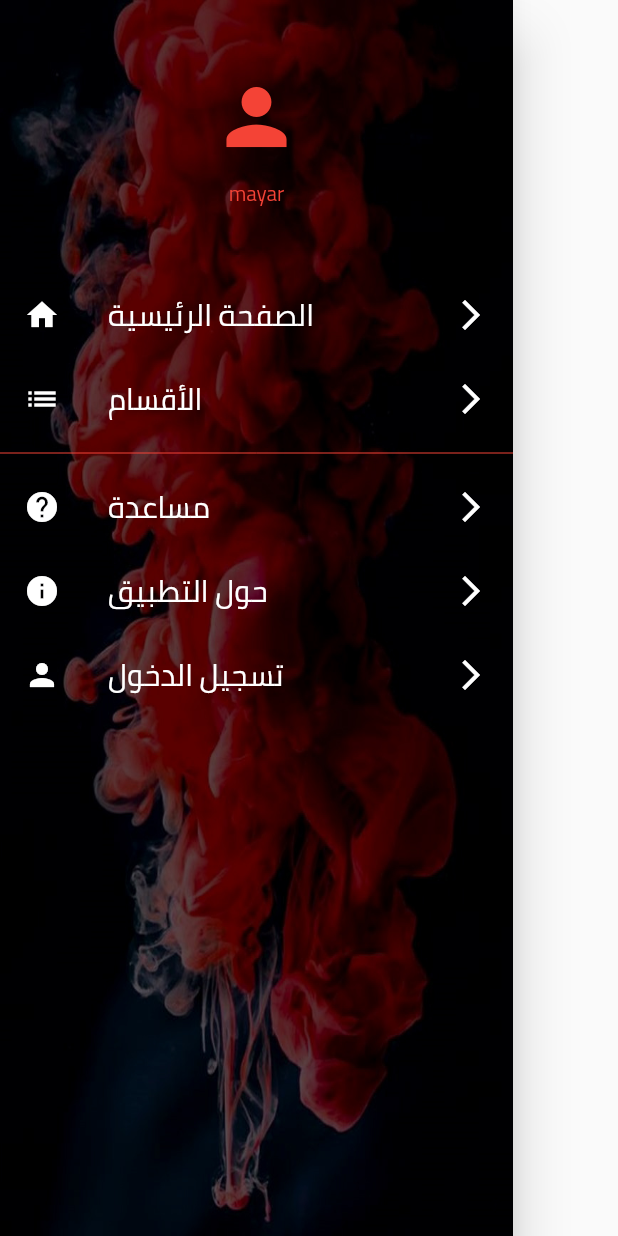
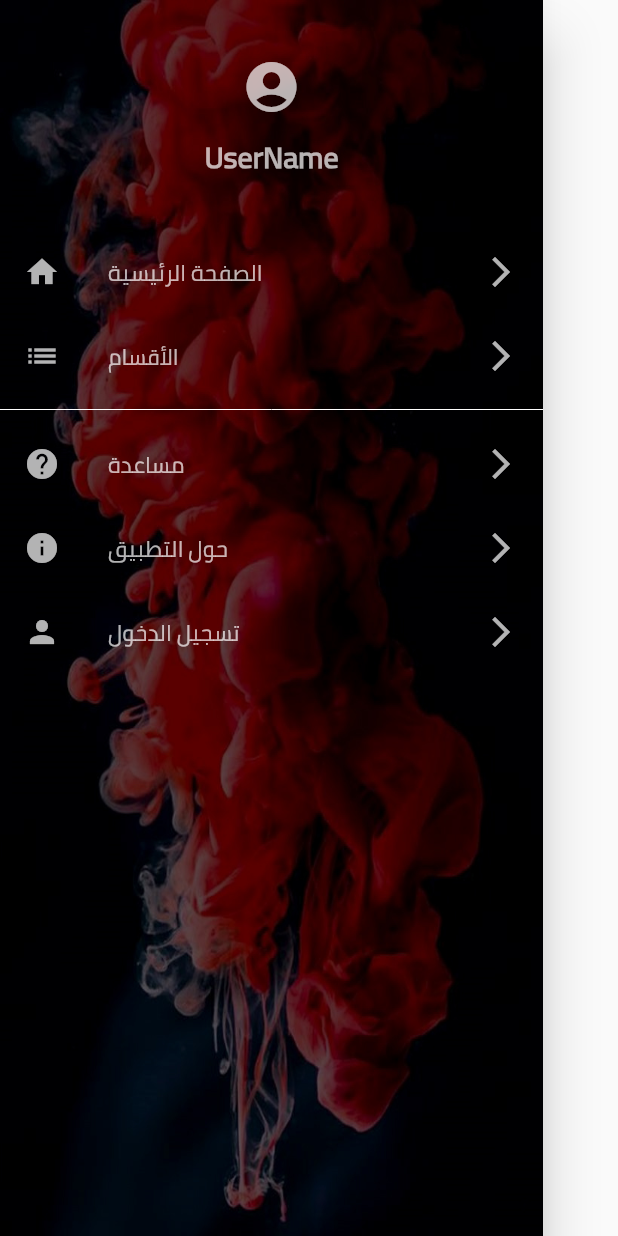
Before and after one commit to saidamer99/Idea_Store, a Flutter app: the MyDrawer widget shown alone on an empty page, opened directly, on a phone screen of 412 x 824 dp. Run offline on Flutter 3.47's test engine with Material 2 defaults, Android fonts, the phone set to English and light mode, and no system bars; our stand-ins replace carousel_pro, shared_preferences; accounts and stored records are empty.

Commit message:
up to date

```diff
--- a/lib/component/drawer.dart
+++ b/lib/component/drawer.dart
@@ -1,6 +1,7 @@
 import 'dart:ui';
 
 import 'package:flutter/material.dart';
+import 'package:shared_preferences/shared_preferences.dart';
 
 class MyDrawer extends StatefulWidget {
   @override
@@ -8,10 +9,35 @@ class MyDrawer extends StatefulWidget {
 }
 
 class _MyDrawerState extends State<MyDrawer> {
+  var username;
+  bool issignin = false;
+
+  getpref() async {
+    SharedPreferences preference = await SharedPreferences.getInstance();
+    username = preference.getString("User");
+    if (username != null) {
+      setState(() {
+        issignin = true;
+      });
+    }
+  }
+
+  clearpref() async {
+    SharedPreferences sharedPreferences = await SharedPreferences.getInstance();
+    sharedPreferences.remove("User");
+  }
+
+  @override
+  void initState() {
+    getpref();
+    super.initState();
+    print(issignin);
+  }
+
   @override
   Widget build(BuildContext context) {
     return Container(
-      width: MediaQuery.of(context).size.width - 70,
+      width: MediaQuery.of(context).size.width - 50,
       child: Drawer(
         child: Container(
           decoration: BoxDecoration(
@@ -20,18 +46,21 @@ class _MyDrawerState extends State<MyDrawer> {
                   image: AssetImage('images/login/wallpaper.jpg'))),
           child: ListView(children: <Widget>[
             Padding(
-              padding: EdgeInsets.all(40),
+              padding: EdgeInsets.all(30),
               child: Column(
                 crossAxisAlignment: CrossAxisAlignment.center,
                 children: <Widget>[
                   IconButton(
-                      iconSize: 60,
-                      color: Colors.red,
-                      icon: Icon(Icons.person),
+                      iconSize: 40,
+                      color: issignin ? Colors.green : Colors.white70,
+                      icon: Icon(Icons.account_circle),
                       onPressed: () {}),
                   Text(
-                    'mayar',
-                    style: TextStyle(color: Colors.red),
+                    issignin ? username : "UserName",
+                    style: TextStyle(
+                        color: Colors.white70,
+                        fontWeight: FontWeight.w700,
+                        fontSize: 20),
                   )
                 ],
               ),
@@ -42,15 +71,15 @@ class _MyDrawerState extends State<MyDrawer> {
               },
               trailing: Icon(
                 Icons.arrow_forward_ios,
-                color: Colors.white,
+                color: Colors.white70,
               ),
               leading: Icon(
                 Icons.home,
-                color: Colors.white,
+                color: Colors.white70,
               ),
               title: Text(
                 "الصفحة الرئيسية",
-                style: TextStyle(fontSize: 20, color: Colors.white),
+                style: TextStyle(fontSize: 15, color: Colors.white70),
               ),
             ),
             ListTile(
@@ -59,20 +88,20 @@ class _MyDrawerState extends State<MyDrawer> {
               },
               trailing: Icon(
                 Icons.arrow_forward_ios,
-                color: Colors.white,
+                color: Colors.white70,
               ),
               leading: Icon(
                 Icons.list,
-                color: Colors.white,
+                color: Colors.white70,
               ),
               title: Text(
                 "الأقسام",
-                style: TextStyle(fontSize: 20, color: Colors.white),
+                style: TextStyle(fontSize: 15, color: Colors.white70),
               ),
             ),
             Container(
               child: Divider(
-                color: Colors.red,
+                color: Colors.white,
               ),
             ),
             ListTile(
@@ -81,47 +110,68 @@ class _MyDrawerState extends State<MyDrawer> {
               },
               trailing: Icon(
                 Icons.arrow_forward_ios,
-                color: Colors.white,
+                color: Colors.white70,
               ),
               leading: Icon(
                 Icons.help,
-                color: Colors.white,
+                color: Colors.white70,
               ),
               title: Text(
                 "مساعدة",
-                style: TextStyle(fontSize: 20, color: Colors.white),
+                style: TextStyle(fontSize: 15, color: Colors.white70),
               ),
             ),
             ListTile(
               onTap: () {},
               trailing: Icon(
                 Icons.arrow_forward_ios,
-                color: Colors.white,
+                color: Colors.white70,
               ),
               leading: Icon(
                 Icons.info,
-                color: Colors.white,
+                color: Colors.white70,
               ),
               title: Text(
                 "حول التطبيق",
-                style: TextStyle(fontSize: 20, color: Colors.white),
+                style: TextStyle(fontSize: 15, color: Colors.white70),
               ),
             ),
-            ListTile(
+            issignin
+                ? ListTile(
+                    onTap: () {
+                      setState(() {
+                        issignin = false;
+                        clearpref();
+                      });
+                    },
+                    trailing: Icon(
+                      Icons.arrow_forward_ios,
+                      color: Colors.white70,
+                    ),
+                    leading: Icon(
+                      Icons.exit_to_app,
+                      color: Colors.white70,
+                    ),
+                    title: Text(
+                      "تسجيل الخروج",
+                      style: TextStyle(fontSize: 15, color: Colors.white70),
+                    ),
+                  )
+                : ListTile(
                     onTap: () {
                       Navigator.of(context).pushNamed("login");
                     },
                     trailing: Icon(
                       Icons.arrow_forward_ios,
-                color: Colors.white,
+                      color: Colors.white70,
                     ),
                     leading: Icon(
                       Icons.person,
-                color: Colors.white,
+                      color: Colors.white70,
                     ),
                     title: Text(
                       "تسجيل الدخول",
-                style: TextStyle(fontSize: 20, color: Colors.white),
+                      style: TextStyle(fontSize: 15, color: Colors.white70),
                     ),
                   ),
           ]),
--- a/lib/pages/home.dart
+++ b/lib/pages/home.dart
@@ -1,6 +1,5 @@
 import 'package:app_idea/component/category_home.dart';
 import 'package:app_idea/component/drawer.dart';
-import 'package:app_idea/component/test.dart';
 import 'package:app_idea/pages/nature.dart';
 import 'package:app_idea/pages/start.dart';
 import 'package:flutter/material.dart';
@@ -123,6 +122,7 @@ class _HomeState extends State<Home> {
                     ),
                     Container(
                       height: 400,
+                      color: Colors.grey,
                       child: GridView(
                           padding: EdgeInsets.all(5),
                           gridDelegate:
--- a/pubspec.yaml
+++ b/pubspec.yaml
@@ -79,6 +79,7 @@ flutter:
     - images/cat/movies.jpg
     - images/cat/party.jpg
     - images/login/wallpaper.jpg
+    - images/login/wallpaper1.jpg
 
 
   # An image asset can refer to one or more resolution-specific "variants", see
```
Also changed, not shown: lib/pages/login.dart (+62 -23 lines), images/login/wallpaper1.jpg (added). Lines whose indentation alone changed are shown as unchanged.
